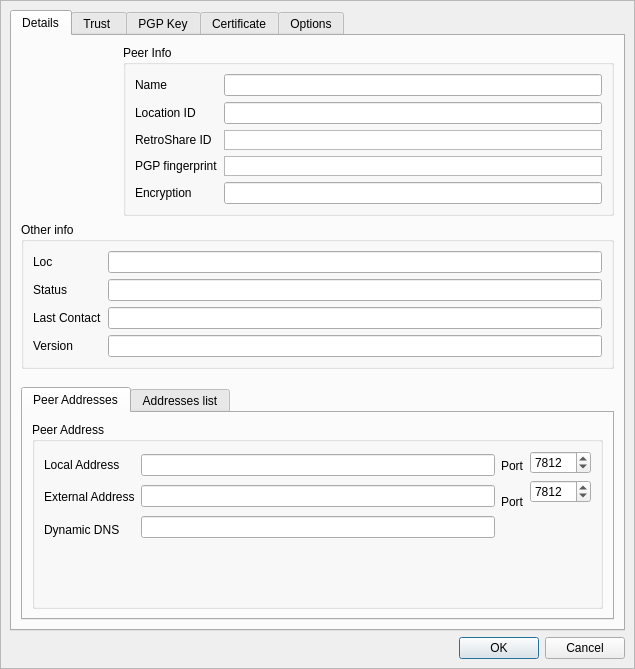
This is retroshare-gui/src/gui/connect/ConfCertDialog.ui in RetroShare/RetroShare as Qt 5 draws it before an edit. The edited form follows.
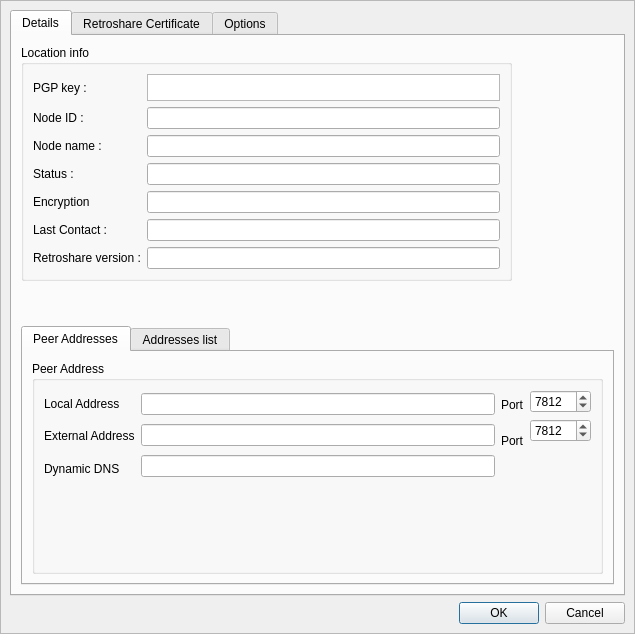
This is the edited form. The open tabs and pages were chosen to show the change. Icons and pictures are not drawn. Custom widgets are drawn as their Qt base class.

Commit message: attempt to improve/clarify relationship between nodes and PGP keys. Removed duplicate options and splitted ConfCerDialog into a dialog to show nodes certificates and PGP key information

Patch:
```diff
--- a/retroshare-gui/src/gui/connect/ConfCertDialog.ui
+++ b/retroshare-gui/src/gui/connect/ConfCertDialog.ui
@@ -7,7 +7,7 @@
     <x>0</x>
     <y>0</y>
     <width>635</width>
-    <height>669</height>
+    <height>634</height>
    </rect>
   </property>
   <property name="windowTitle">
@@ -70,206 +70,180 @@
          <attribute name="title">
           <string>Details</string>
          </attribute>
-         <layout class="QGridLayout" name="gridLayout_10">
-          <item row="0" column="0">
-           <widget class="AvatarWidget" name="avatar">
-            <property name="minimumSize">
-             <size>
-              <width>96</width>
-              <height>96</height>
-             </size>
+         <layout class="QVBoxLayout" name="verticalLayout_3">
+          <item>
+           <layout class="QHBoxLayout" name="horizontalLayout_2">
+            <item>
+             <widget class="QGroupBox" name="groupBox_4">
+              <property name="title">
+               <string>Location info</string>
+              </property>
+              <layout class="QGridLayout" name="gridLayout_3">
+               <item row="0" column="1">
+                <widget class="RSTextBrowser" name="pgpfingerprint">
+                 <property name="sizePolicy">
+                  <sizepolicy hsizetype="MinimumExpanding" vsizetype="MinimumExpanding">
+                   <horstretch>0</horstretch>
+                   <verstretch>0</verstretch>
+                  </sizepolicy>
+                 </property>
+                 <property name="maximumSize">
+                  <size>
+                   <width>16777215</width>
+                   <height>27</height>
+                  </size>
+                 </property>
+                </widget>
+               </item>
+               <item row="2" column="0">
+                <widget class="QLabel" name="label_loc">
+                 <property name="text">
+                  <string>Node name :</string>
+                 </property>
+                </widget>
+               </item>
+               <item row="2" column="1">
+                <widget class="QLineEdit" name="loc">
+                 <property name="readOnly">
+                  <bool>true</bool>
+                 </property>
+                </widget>
+               </item>
+               <item row="3" column="0">
+                <widget class="QLabel" name="label_status">
+                 <property name="text">
+                  <string>Status :</string>
+                 </property>
+                </widget>
+               </item>
+               <item row="3" column="1">
+                <widget class="QLineEdit" name="statusline">
+                 <property name="readOnly">
+                  <bool>true</bool>
+                 </property>
+                </widget>
+               </item>
+               <item row="5" column="0">
+                <widget class="QLabel" name="label_last_contact">
+                 <property name="text">
+                  <string>Last Contact :</string>
+                 </property>
+                </widget>
+               </item>
+               <item row="5" column="1">
+                <widget class="QLineEdit" name="lastcontact">
+                 <property name="readOnly">
+                  <bool>true</bool>
+                 </property>
+                </widget>
+               </item>
+               <item row="6" column="0">
+                <widget class="QLabel" name="label_version">
+                 <property name="text">
+                  <string>Retroshare version :</string>
+                 </property>
+                </widget>
+               </item>
+               <item row="6" column="1">
+                <widget class="QLineEdit" name="version">
+                 <property name="readOnly">
+                  <bool>true</bool>
+                 </property>
+                </widget>
+               </item>
+               <item row="1" column="0">
+                <widget class="QLabel" name="label_id">
+                 <property name="text">
+                  <string>Node ID :</string>
+                 </property>
+                </widget>
+               </item>
+               <item row="1" column="1">
+                <widget class="QLineEdit" name="peerid">
+                 <property name="toolTip">
+                  <string>&lt;html&gt;&lt;head/&gt;&lt;body&gt;&lt;p&gt;This is the ID of the node's &lt;span style=&quot; font-weight:600;&quot;&gt;SSL&lt;/span&gt; certifcate, that is signed by the above &lt;span style=&quot; font-weight:600;&quot;&gt;PGP&lt;/span&gt; key. &lt;/p&gt;&lt;/body&gt;&lt;/html&gt;</string>
+                 </property>
+                 <property name="readOnly">
+                  <bool>true</bool>
+                 </property>
+                </widget>
+               </item>
+               <item row="4" column="0">
+                <widget class="QLabel" name="crypto_label">
+                 <property name="text">
+                  <string>Encryption</string>
+                 </property>
+                </widget>
+               </item>
+               <item row="4" column="1">
+                <widget class="QLineEdit" name="crypto_info">
+                 <property name="toolTip">
+                  <string>&lt;html&gt;&lt;head/&gt;&lt;body&gt;&lt;p&gt;The encryption string is given by &lt;span style=&quot; font-weight:600;&quot;&gt;SSL&lt;/span&gt;. The connection to friend nodes&lt;/p&gt;&lt;p&gt;is always heavily encrypted, but If DHE is present, the connection further uses&lt;/p&gt;&lt;p&gt;&amp;quot;perfect forward secrecy&amp;quot;.&lt;/p&gt;&lt;/body&gt;&lt;/html&gt;</string>
+                 </property>
+                 <property name="readOnly">
+                  <bool>true</bool>
+                 </property>
+                </widget>
+               </item>
+               <item row="0" column="0">
+                <widget class="QLabel" name="label_name">
+                 <property name="text">
+                  <string>PGP key :</string>
+                 </property>
+                </widget>
+               </item>
+              </layout>
+             </widget>
+            </item>
+            <item>
+             <layout class="QVBoxLayout" name="verticalLayout_2">
+              <item>
+               <widget class="AvatarWidget" name="avatar">
+                <property name="minimumSize">
+                 <size>
+                  <width>96</width>
+                  <height>96</height>
+                 </size>
+                </property>
+                <property name="maximumSize">
+                 <size>
+                  <width>96</width>
+                  <height>96</height>
+                 </size>
+                </property>
+               </widget>
+              </item>
+              <item>
+               <spacer name="verticalSpacer_5">
+                <property name="orientation">
+                 <enum>Qt::Vertical</enum>
+                </property>
+                <property name="sizeHint" stdset="0">
+                 <size>
+                  <width>20</width>
+                  <height>40</height>
+                 </size>
+                </property>
+               </spacer>
+              </item>
+             </layout>
+            </item>
+           </layout>
+          </item>
+          <item>
+           <spacer name="verticalSpacer">
+            <property name="orientation">
+             <enum>Qt::Vertical</enum>
             </property>
-            <property name="maximumSize">
+            <property name="sizeHint" stdset="0">
              <size>
-              <width>96</width>
-              <height>96</height>
+              <width>20</width>
+              <height>40</height>
              </size>
             </property>
-           </widget>
+           </spacer>
           </item>
-          <item row="0" column="1">
-           <widget class="QGroupBox" name="groupBox_2">
-            <property name="title">
-             <string>Peer Info</string>
-            </property>
-            <layout class="QGridLayout" name="gridLayout_7">
-             <item row="0" column="0">
-              <widget class="QLabel" name="label_name">
-               <property name="text">
-                <string>Name</string>
-               </property>
-              </widget>
-             </item>
-             <item row="0" column="1">
-              <widget class="QLineEdit" name="name">
-               <property name="readOnly">
-                <bool>true</bool>
-               </property>
-              </widget>
-             </item>
-             <item row="1" column="0">
-              <widget class="QLabel" name="label_id">
-               <property name="text">
-                <string>Location ID</string>
-               </property>
-              </widget>
-             </item>
-             <item row="1" column="1">
-              <widget class="QLineEdit" name="peerid">
-               <property name="readOnly">
-                <bool>true</bool>
-               </property>
-              </widget>
-             </item>
-             <item row="2" column="0">
-              <widget class="QLabel" name="label_rsid">
-               <property name="text">
-                <string>RetroShare ID</string>
-               </property>
-              </widget>
-             </item>
-             <item row="2" column="1">
-              <widget class="RSTextBrowser" name="rsid">
-               <property name="enabled">
-                <bool>true</bool>
-               </property>
-               <property name="sizePolicy">
-                <sizepolicy hsizetype="Expanding" vsizetype="Fixed">
-                 <horstretch>0</horstretch>
-                 <verstretch>0</verstretch>
-                </sizepolicy>
-               </property>
-               <property name="maximumSize">
-                <size>
-                 <width>16777215</width>
-                 <height>20</height>
-                </size>
-               </property>
-               <property name="verticalScrollBarPolicy">
-                <enum>Qt::ScrollBarAlwaysOff</enum>
-               </property>
-               <property name="horizontalScrollBarPolicy">
-                <enum>Qt::ScrollBarAlwaysOff</enum>
-               </property>
-               <property name="readOnly">
-                <bool>true</bool>
-               </property>
-              </widget>
-             </item>
-             <item row="3" column="0">
-              <widget class="QLabel" name="pgpfingerprint_label">
-               <property name="text">
-                <string>PGP fingerprint</string>
-               </property>
-              </widget>
-             </item>
-             <item row="3" column="1">
-              <widget class="RSTextBrowser" name="pgpfingerprint">
-               <property name="enabled">
-                <bool>true</bool>
-               </property>
-               <property name="sizePolicy">
-                <sizepolicy hsizetype="Expanding" vsizetype="Fixed">
-                 <horstretch>0</horstretch>
-                 <verstretch>0</verstretch>
-                </sizepolicy>
-               </property>
-               <property name="maximumSize">
-                <size>
-                 <width>16777215</width>
-                 <height>20</height>
-                </size>
-               </property>
-               <property name="verticalScrollBarPolicy">
-                <enum>Qt::ScrollBarAlwaysOff</enum>
-               </property>
-               <property name="horizontalScrollBarPolicy">
-                <enum>Qt::ScrollBarAlwaysOff</enum>
-               </property>
-               <property name="readOnly">
-                <bool>true</bool>
-               </property>
-              </widget>
-             </item>
-             <item row="4" column="0">
-              <widget class="QLabel" name="crypto_label">
-               <property name="text">
-                <string>Encryption</string>
-               </property>
-              </widget>
-             </item>
-             <item row="4" column="1">
-              <widget class="QLineEdit" name="crypto_info"/>
-             </item>
-            </layout>
-           </widget>
-          </item>
-          <item row="1" column="0" colspan="2">
-           <widget class="QGroupBox" name="groupBox_4">
-            <property name="title">
-             <string>Other info</string>
-            </property>
-            <layout class="QGridLayout" name="gridLayout_3">
-             <item row="0" column="0">
-              <widget class="QLabel" name="label_loc">
-               <property name="text">
-                <string>Loc</string>
-               </property>
-              </widget>
-             </item>
-             <item row="0" column="1">
-              <widget class="QLineEdit" name="loc">
-               <property name="readOnly">
-                <bool>true</bool>
-               </property>
-              </widget>
-             </item>
-             <item row="1" column="0">
-              <widget class="QLabel" name="label_status">
-               <property name="text">
-                <string>Status</string>
-               </property>
-              </widget>
-             </item>
-             <item row="1" column="1">
-              <widget class="QLineEdit" name="statusline">
-               <property name="readOnly">
-                <bool>true</bool>
-               </property>
-              </widget>
-             </item>
-             <item row="2" column="0">
-              <widget class="QLabel" name="label_last_contact">
-               <property name="text">
-                <string>Last Contact</string>
-               </property>
-              </widget>
-             </item>
-             <item row="2" column="1">
-              <widget class="QLineEdit" name="lastcontact">
-               <property name="readOnly">
-                <bool>true</bool>
-               </property>
-              </widget>
-             </item>
-             <item row="3" column="0">
-              <widget class="QLabel" name="label_version">
-               <property name="text">
-                <string>Version</string>
-               </property>
-              </widget>
-             </item>
-             <item row="3" column="1">
-              <widget class="QLineEdit" name="version">
-               <property name="readOnly">
-                <bool>true</bool>
-               </property>
-              </widget>
-             </item>
-            </layout>
-           </widget>
-          </item>
-          <item row="3" column="0" colspan="2">
+          <item>
            <widget class="QTabWidget" name="tabWidget">
             <property name="currentIndex">
              <number>0</number>
@@ -467,343 +441,6 @@
             </widget>
            </widget>
           </item>
-          <item row="2" column="0">
-           <spacer name="verticalSpacer">
-            <property name="orientation">
-             <enum>Qt::Vertical</enum>
-            </property>
-            <property name="sizeHint" stdset="0">
-             <size>
-              <width>20</width>
-              <height>40</height>
-             </size>
-            </property>
-           </spacer>
-          </item>
-         </layout>
-        </widget>
-        <widget class="QWidget" name="tab_2">
-         <attribute name="icon">
-          <iconset resource="../images.qrc">
-           <normaloff>:/images/security-high-16.png</normaloff>:/images/security-high-16.png</iconset>
-         </attribute>
-         <attribute name="title">
-          <string>Trust </string>
-         </attribute>
-         <layout class="QVBoxLayout" name="_9">
-          <item>
-           <widget class="QLabel" name="web_of_trust_label">
-            <property name="text">
-             <string>Your trust in this peer is:</string>
-            </property>
-            <property name="wordWrap">
-             <bool>true</bool>
-            </property>
-           </widget>
-          </item>
-          <item>
-           <layout class="QHBoxLayout" name="wotLayout">
-            <item>
-             <widget class="QRadioButton" name="radioButton_trust_never">
-              <property name="maximumSize">
-               <size>
-                <width>125</width>
-                <height>16777215</height>
-               </size>
-              </property>
-              <property name="text">
-               <string>None </string>
-              </property>
-              <property name="icon">
-               <iconset resource="../images.qrc">
-                <normaloff>:/images/security-low-48.png</normaloff>:/images/security-low-48.png</iconset>
-              </property>
-              <property name="iconSize">
-               <size>
-                <width>48</width>
-                <height>48</height>
-               </size>
-              </property>
-             </widget>
-            </item>
-            <item>
-             <widget class="QRadioButton" name="radioButton_trust_marginnaly">
-              <property name="maximumSize">
-               <size>
-                <width>140</width>
-                <height>16777215</height>
-               </size>
-              </property>
-              <property name="text">
-               <string>Marginal </string>
-              </property>
-              <property name="icon">
-               <iconset resource="../images.qrc">
-                <normaloff>:/images/security-medium-48.png</normaloff>:/images/security-medium-48.png</iconset>
-              </property>
-              <property name="iconSize">
-               <size>
-                <width>48</width>
-                <height>48</height>
-               </size>
-              </property>
-             </widget>
-            </item>
-            <item>
-             <widget class="QRadioButton" name="radioButton_trust_fully">
-              <property name="maximumSize">
-               <size>
-                <width>130</width>
-                <height>16777215</height>
-               </size>
-              </property>
-              <property name="text">
-               <string>Full </string>
-              </property>
-              <property name="icon">
-               <iconset resource="../images.qrc">
-                <normaloff>:/images/security-high-48.png</normaloff>:/images/security-high-48.png</iconset>
-              </property>
-              <property name="iconSize">
-               <size>
-                <width>48</width>
-                <height>48</height>
-               </size>
-              </property>
-             </widget>
-            </item>
-           </layout>
-          </item>
-          <item>
-           <widget class="QGroupBox" name="groupBox_3">
-            <property name="font">
-             <font>
-              <weight>50</weight>
-              <bold>false</bold>
-             </font>
-            </property>
-            <property name="title">
-             <string>PGP Key</string>
-            </property>
-            <property name="flat">
-             <bool>false</bool>
-            </property>
-            <property name="checkable">
-             <bool>false</bool>
-            </property>
-            <layout class="QGridLayout" name="gridLayout_2">
-             <item row="0" column="0">
-              <widget class="QLabel" name="is_signing_me">
-               <property name="font">
-                <font>
-                 <weight>75</weight>
-                 <bold>true</bold>
-                </font>
-               </property>
-               <property name="text">
-                <string>Peer has signed my PGP key</string>
-               </property>
-              </widget>
-             </item>
-             <item row="0" column="1">
-              <widget class="QToolButton" name="trusthelpButton">
-               <property name="toolTip">
-                <string>Show Help for Trust Settings and Signing</string>
-               </property>
-               <property name="text">
-                <string/>
-               </property>
-               <property name="icon">
-                <iconset resource="../images.qrc">
-                 <normaloff>:/images/informations_24x24.png</normaloff>:/images/informations_24x24.png</iconset>
-               </property>
-               <property name="iconSize">
-                <size>
-                 <width>24</width>
-                 <height>24</height>
-                </size>
-               </property>
-              </widget>
-             </item>
-             <item row="1" column="0" colspan="2">
-              <widget class="QGroupBox" name="signersBox">
-               <property name="title">
-                <string>Peer key is signed by :</string>
-               </property>
-               <layout class="QVBoxLayout" name="_11">
-                <item>
-                 <widget class="RSTextBrowser" name="signers"/>
-                </item>
-               </layout>
-              </widget>
-             </item>
-            </layout>
-           </widget>
-          </item>
-          <item>
-           <layout class="QHBoxLayout" name="friendAndSignLayout">
-            <property name="margin">
-             <number>6</number>
-            </property>
-            <item>
-             <widget class="QCheckBox" name="signGPGKeyCheckBox">
-              <property name="toolTip">
-               <string>&lt;!DOCTYPE HTML PUBLIC &quot;-//W3C//DTD HTML 4.0//EN&quot; &quot;http://www.w3.org/TR/REC-html40/strict.dtd&quot;&gt;
-&lt;html&gt;&lt;head&gt;&lt;meta name=&quot;qrichtext&quot; content=&quot;1&quot; /&gt;&lt;style type=&quot;text/css&quot;&gt;
-p, li { white-space: pre-wrap; }
-&lt;/style&gt;&lt;/head&gt;&lt;body style=&quot; font-family:'Sans'; font-size:10pt; font-weight:400; font-style:normal;&quot;&gt;
-&lt;p align=&quot;justify&quot; style=&quot; margin-top:0px; margin-bottom:0px; margin-left:0px; margin-right:0px; -qt-block-indent:0; text-indent:0px;&quot;&gt;Signing a friend's key is a way to express your trust into this friend, to your other friends. Besides, only signed peers will receive information about your other trusted friends.&lt;/p&gt;
-&lt;p align=&quot;justify&quot; style=&quot;-qt-paragraph-type:empty; margin-top:0px; margin-bottom:0px; margin-left:0px; margin-right:0px; -qt-block-indent:0; text-indent:0px;&quot;&gt;&lt;/p&gt;
-&lt;p align=&quot;justify&quot; style=&quot; margin-top:0px; margin-bottom:0px; margin-left:0px; margin-right:0px; -qt-block-indent:0; text-indent:0px;&quot;&gt;Signing a key cannot be undone, so do it wisely.&lt;/p&gt;&lt;/body&gt;&lt;/html&gt;</string>
-              </property>
-              <property name="text">
-               <string>Sign PGP key</string>
-              </property>
-              <property name="icon">
-               <iconset resource="../images.qrc">
-                <normaloff>:/images/view-certificate-sign-32.png</normaloff>:/images/view-certificate-sign-32.png</iconset>
-              </property>
-              <property name="iconSize">
-               <size>
-                <width>32</width>
-                <height>32</height>
-               </size>
-              </property>
-              <property name="checked">
-               <bool>false</bool>
-              </property>
-             </widget>
-            </item>
-            <item>
-             <widget class="QToolButton" name="signKeyButton">
-              <property name="toolTip">
-               <string>&lt;!DOCTYPE HTML PUBLIC &quot;-//W3C//DTD HTML 4.0//EN&quot; &quot;http://www.w3.org/TR/REC-html40/strict.dtd&quot;&gt;
-&lt;html&gt;&lt;head&gt;&lt;meta name=&quot;qrichtext&quot; content=&quot;1&quot; /&gt;&lt;style type=&quot;text/css&quot;&gt;
-p, li { white-space: pre-wrap; }
-&lt;/style&gt;&lt;/head&gt;&lt;body style=&quot; font-family:'Sans'; font-size:10pt; font-weight:400; font-style:normal;&quot;&gt;
-&lt;p align=&quot;justify&quot; style=&quot; margin-top:0px; margin-bottom:0px; margin-left:0px; margin-right:0px; -qt-block-indent:0; text-indent:0px;&quot;&gt;Signing a friend's key is a way to express your trust into this friend, to your other friends. Besides, only signed peers will receive information about your other trusted friends.&lt;/p&gt;
-&lt;p align=&quot;justify&quot; style=&quot;-qt-paragraph-type:empty; margin-top:0px; margin-bottom:0px; margin-left:0px; margin-right:0px; -qt-block-indent:0; text-indent:0px;&quot;&gt;&lt;/p&gt;
-&lt;p align=&quot;justify&quot; style=&quot; margin-top:0px; margin-bottom:0px; margin-left:0px; margin-right:0px; -qt-block-indent:0; text-indent:0px;&quot;&gt;Signing a key cannot be undone, so do it wisely.&lt;/p&gt;&lt;/body&gt;&lt;/html&gt;</string>
-              </property>
-              <property name="text">
-               <string>Sign PGP key</string>
-              </property>
-              <property name="icon">
-               <iconset resource="../images.qrc">
-                <normaloff>:/images/view-certificate-sign-48.png</normaloff>:/images/view-certificate-sign-48.png</iconset>
-              </property>
-              <property name="iconSize">
-               <size>
-                <width>48</width>
-                <height>48</height>
-               </size>
-              </property>
-              <property name="toolButtonStyle">
-               <enum>Qt::ToolButtonTextUnderIcon</enum>
-              </property>
-             </widget>
-            </item>
-            <item>
-             <spacer name="horizontalSpacer">
-              <property name="orientation">
-               <enum>Qt::Horizontal</enum>
-              </property>
-              <property name="sizeHint" stdset="0">
-               <size>
-                <width>40</width>
-                <height>20</height>
-               </size>
-              </property>
-             </spacer>
-            </item>
-            <item>
-             <widget class="QToolButton" name="denyFriendButton">
-              <property name="text">
-               <string>Deny Friend</string>
-              </property>
-              <property name="icon">
-               <iconset resource="../images.qrc">
-                <normaloff>:/images/user/deny_user48.png</normaloff>:/images/user/deny_user48.png</iconset>
-              </property>
-              <property name="iconSize">
-               <size>
-                <width>48</width>
-                <height>48</height>
-               </size>
-              </property>
-              <property name="toolButtonStyle">
-               <enum>Qt::ToolButtonTextUnderIcon</enum>
-              </property>
-             </widget>
-            </item>
-            <item>
-             <widget class="QToolButton" name="make_friend_button">
-              <property name="text">
-               <string>Make Friend</string>
-              </property>
-              <property name="icon">
-               <iconset resource="../images.qrc">
-                <normaloff>:/images/user/add_user48.png</normaloff>:/images/user/add_user48.png</iconset>
-              </property>
-              <property name="iconSize">
-               <size>
-                <width>48</width>
-                <height>48</height>
-               </size>
-              </property>
-              <property name="autoRepeat">
-               <bool>false</bool>
-              </property>
-              <property name="autoExclusive">
-               <bool>false</bool>
-              </property>
-              <property name="toolButtonStyle">
-               <enum>Qt::ToolButtonTextUnderIcon</enum>
-              </property>
-              <property name="autoRaise">
-               <bool>false</bool>
-              </property>
-              <property name="arrowType">
-               <enum>Qt::NoArrow</enum>
-              </property>
-             </widget>
-            </item>
-           </layout>
-          </item>
-         </layout>
-        </widget>
-        <widget class="QWidget" name="tab_7">
-         <attribute name="title">
-          <string>PGP Key</string>
-         </attribute>
-         <layout class="QVBoxLayout" name="verticalLayout_2">
-          <item>
-           <widget class="QTextEdit" name="userCertificateText_2"/>
-          </item>
-          <item>
-           <layout class="QHBoxLayout" name="horizontalLayout_2">
-            <item>
-             <widget class="QCheckBox" name="_shouldAddSignatures_CB_2">
-              <property name="text">
-               <string>Include signatures</string>
-              </property>
-             </widget>
-            </item>
-            <item>
-             <spacer name="horizontalSpacer_3">
-              <property name="orientation">
-               <enum>Qt::Horizontal</enum>
-              </property>
-              <property name="sizeHint" stdset="0">
-               <size>
-                <width>40</width>
-                <height>20</height>
-               </size>
-              </property>
-             </spacer>
-            </item>
-           </layout>
-          </item>
          </layout>
         </widget>
         <widget class="QWidget" name="tab_3">
@@ -812,7 +449,7 @@
            <normaloff>:/images/view-certificate-sign-32.png</normaloff>:/images/view-certificate-sign-32.png</iconset>
          </attribute>
          <attribute name="title">
-          <string>Certificate</string>
+          <string>Retroshare Certificate</string>
          </attribute>
          <layout class="QVBoxLayout" name="verticalLayout">
           <item>
```
Left out of the diff: 4 changed lines with no effect on the pictures. The commit also changes 12 other files.
